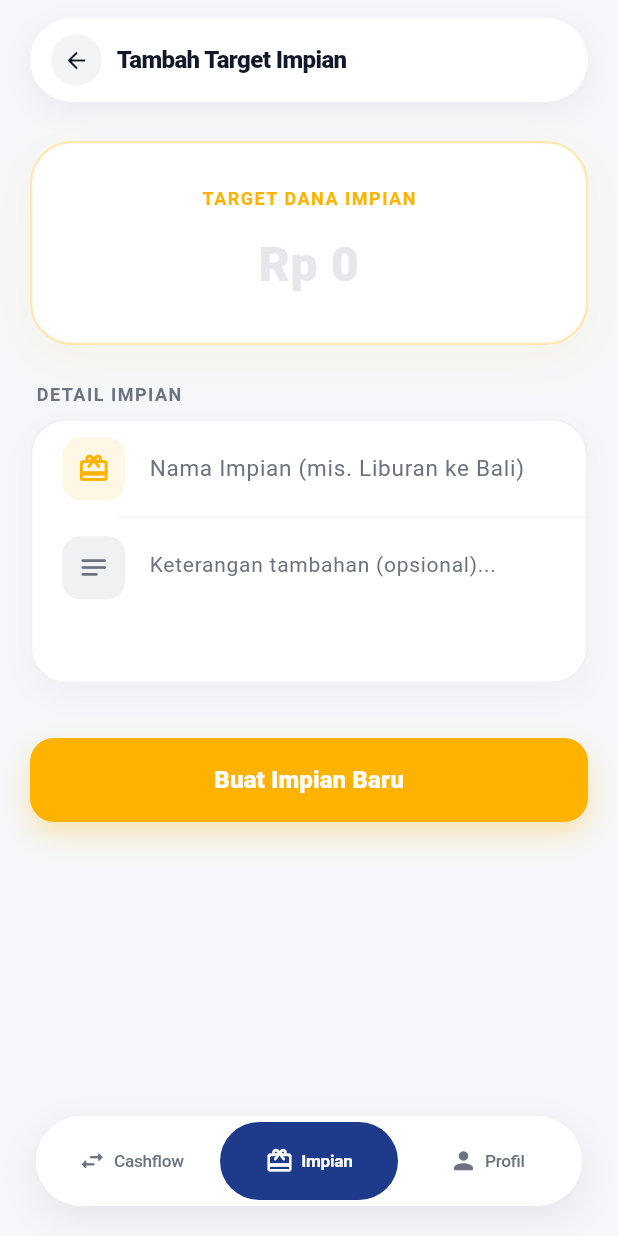
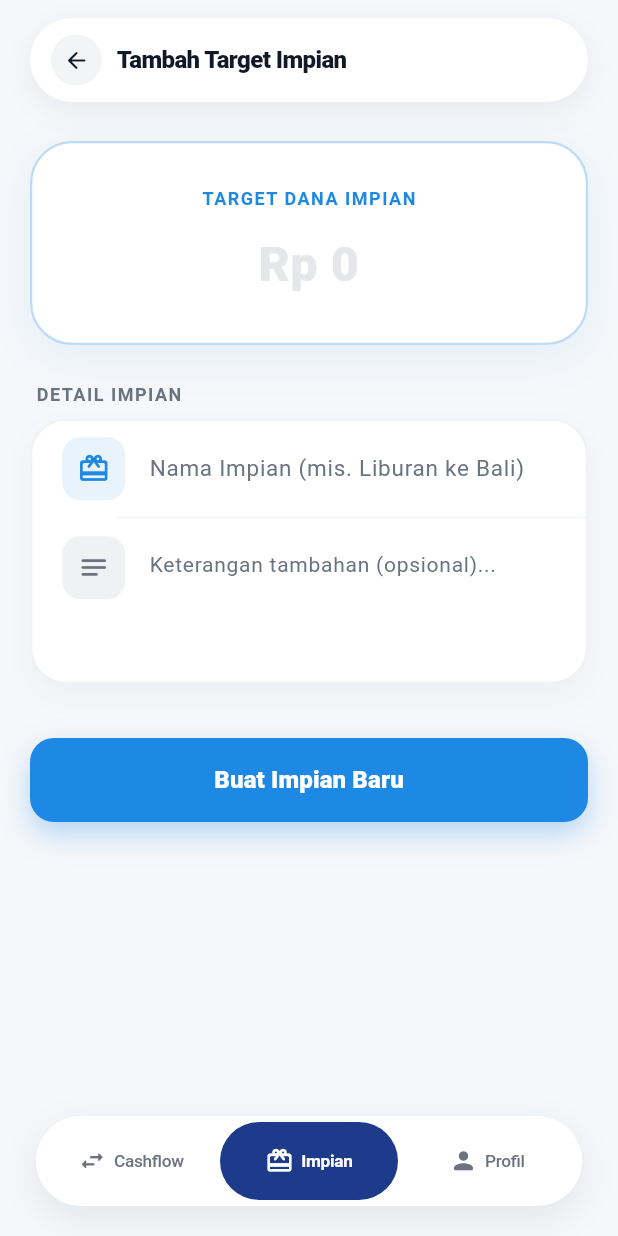
Before and after one commit to ardhikaxx/mysaku-app, a Flutter app: the AddDreamScreen screen opened by its route, on a phone screen of 412 x 824 dp. Run offline on Flutter 3.47's test engine with Material 3 defaults, Android fonts, the phone set to English and light mode, and no system bars; our stand-ins replace cloud_firestore, firebase_auth, firebase_core, flutter_riverpod, go_router, google_sign_in and 1 more; accounts and stored records are empty; network calls fail.

Commit message:
style: ganti tema warna kuning/amber pada seluruh modul impian menjadi warna biru seperti cashflow

```diff
--- a/lib/presentation/dreams/add_dream_screen.dart
+++ b/lib/presentation/dreams/add_dream_screen.dart
@@ -86,11 +86,11 @@ class _AddDreamScreenState extends ConsumerState<AddDreamScreen> {
                   color: AppColors.surfaceWhite,
                   borderRadius: BorderRadius.circular(28),
                   border: Border.all(
-                      color: AppColors.accentAmber.withValues(alpha: 0.3),
+                      color: AppColors.primaryColor.withValues(alpha: 0.3),
                       width: 1.5),
                   boxShadow: [
                     BoxShadow(
-                      color: AppColors.accentAmber.withValues(alpha: 0.08),
+                      color: AppColors.primaryColor.withValues(alpha: 0.08),
                       blurRadius: 24,
                       offset: const Offset(0, 8),
                     ),
@@ -104,7 +104,7 @@ class _AddDreamScreenState extends ConsumerState<AddDreamScreen> {
                       style: TextStyle(
                         fontSize: 12,
                         fontWeight: FontWeight.w700,
-                        color: AppColors.accentAmber,
+                        color: AppColors.primaryColor,
                         letterSpacing: 1.0,
                       ),
                     ),
@@ -117,7 +117,7 @@ class _AddDreamScreenState extends ConsumerState<AddDreamScreen> {
                       style: const TextStyle(
                         fontSize: 32,
                         fontWeight: FontWeight.w800,
-                        color: AppColors.accentAmber,
+                        color: AppColors.primaryColor,
                       ),
                       decoration: const InputDecoration(
                         hintText: 'Rp 0',
@@ -187,11 +187,11 @@ class _AddDreamScreenState extends ConsumerState<AddDreamScreen> {
                           Container(
                             padding: const EdgeInsets.all(10),
                             decoration: BoxDecoration(
-                              color: AppColors.accentAmber.withValues(alpha: 0.1),
+                              color: AppColors.primaryColor.withValues(alpha: 0.1),
                               borderRadius: BorderRadius.circular(12),
                             ),
                             child: const Icon(Icons.card_giftcard_rounded,
-                                color: AppColors.accentAmber, size: 22),
+                                color: AppColors.primaryColor, size: 22),
                           ),
                           const SizedBox(width: 16),
                           Expanded(
@@ -276,7 +276,7 @@ class _AddDreamScreenState extends ConsumerState<AddDreamScreen> {
                   borderRadius: BorderRadius.circular(16),
                   boxShadow: [
                     BoxShadow(
-                      color: AppColors.accentAmber.withValues(alpha: 0.3),
+                      color: AppColors.primaryColor.withValues(alpha: 0.3),
                       blurRadius: 16,
                       offset: const Offset(0, 8),
                     ),
@@ -285,7 +285,7 @@ class _AddDreamScreenState extends ConsumerState<AddDreamScreen> {
                 child: ElevatedButton(
                   onPressed: _isLoading ? null : _save,
                   style: ElevatedButton.styleFrom(
-                    backgroundColor: AppColors.accentAmber,
+                    backgroundColor: AppColors.primaryColor,
                     foregroundColor: Colors.white,
                     elevation: 0,
                     shape: RoundedRectangleBorder(
--- a/lib/presentation/dreams/dreams_screen.dart
+++ b/lib/presentation/dreams/dreams_screen.dart
@@ -83,7 +83,7 @@ class DreamsScreen extends ConsumerWidget {
         padding: const EdgeInsets.only(bottom: 80),
         child: FloatingActionButton(
           onPressed: () => context.push('/home/dreams/add'),
-          backgroundColor: AppColors.accentAmber,
+          backgroundColor: AppColors.primaryColor,
           child: const Icon(Icons.add, color: Colors.white, size: 28),
         ),
       ),
--- a/lib/presentation/onboarding/onboarding_screen.dart
+++ b/lib/presentation/onboarding/onboarding_screen.dart
@@ -44,7 +44,7 @@ class _OnboardingScreenState extends ConsumerState<OnboardingScreen> {
     ),
     OnboardingPageData(
       icon: Icons.card_giftcard_outlined,
-      iconColor: const Color(0xFFD97706),
+      iconColor: const Color(0xFF1E88E5),
       title: 'Tambah Impian',
       description:
           'Tetapkan target tabungan impian Anda. Tekan tombol + di halaman Impian untuk menambah target baru.',
```
Also changed, not shown: lib/presentation/dreams/dream_detail_screen.dart (+7 -7 lines), lib/presentation/dreams/edit_dream_screen.dart (+8 -8 lines), lib/presentation/dreams/widgets/dream_card.dart (+5 -5 lines).
